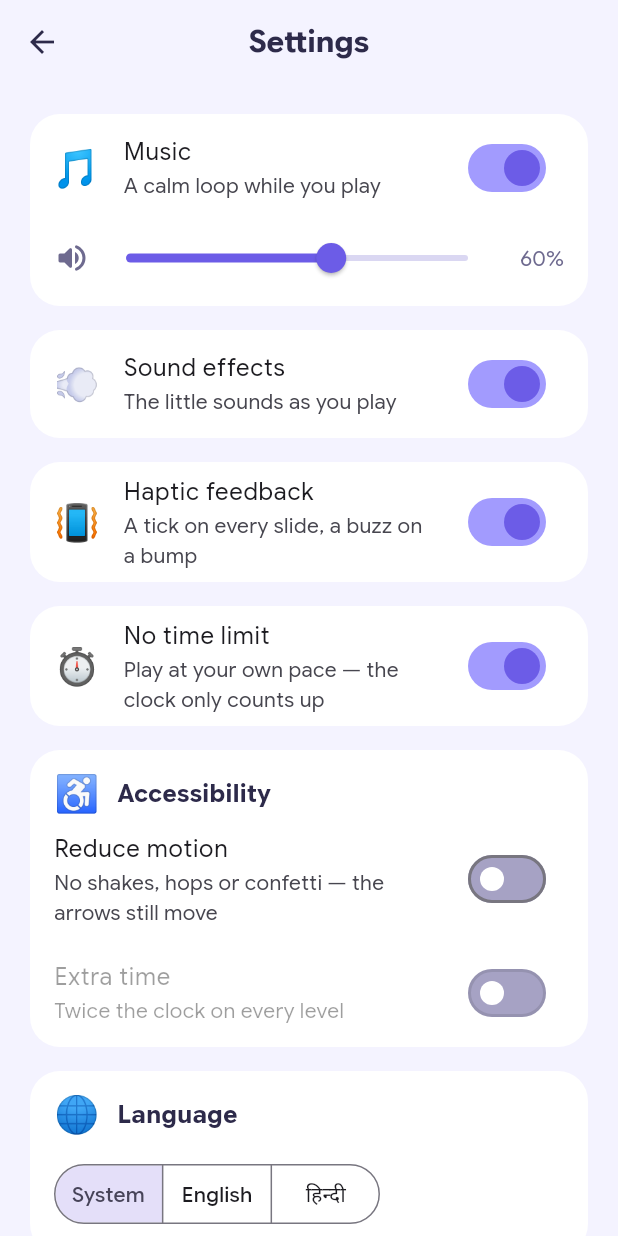
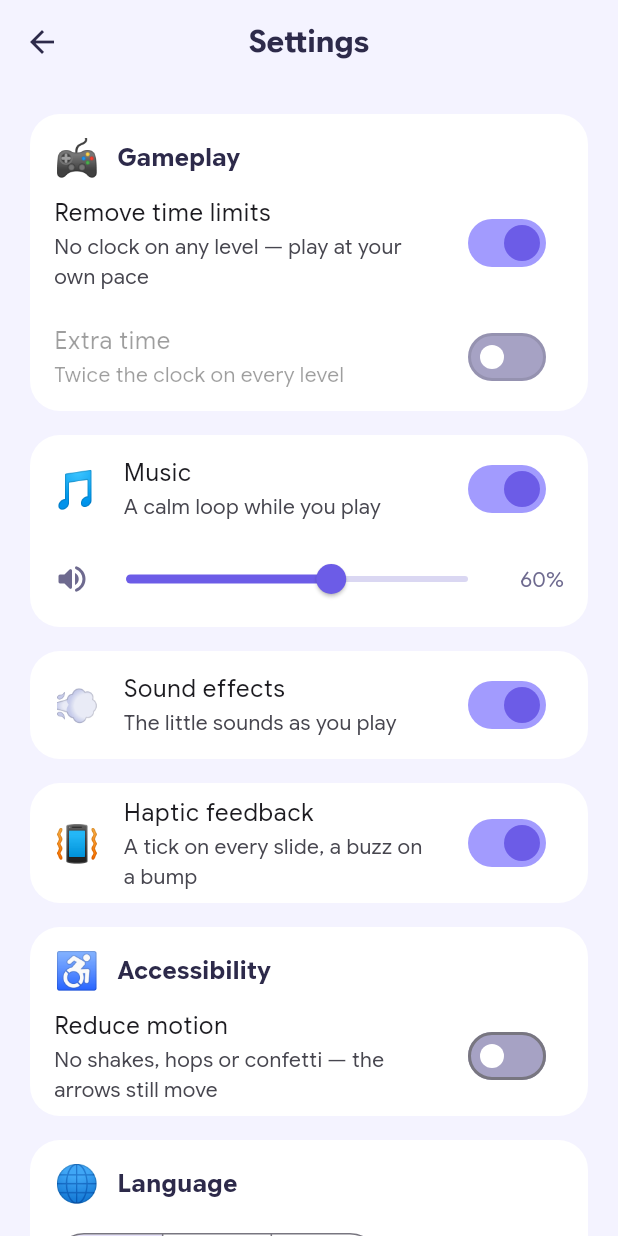
Before and after one commit to abhiabhi94/arrow-game, a Flutter app: the HomeScreen screen opened directly, after a tap on the "settings" icon, on a phone screen of 412 x 824 dp. Run offline on Flutter 3.47's test engine with Material 3 defaults, Android fonts, the phone set to English and light mode, and no system bars; our stand-ins replace audioplayers, confetti, flutter_animate, flutter_riverpod, shared_preferences; accounts and stored records are empty.

Commit message:
Remove time limits: no clock at all, in a Gameplay card of its own
Follow-up to review: with time limits removed a level has no timer at
all (no count-up stopwatch), and with them on the clock counts down to
zero as before.

- the HUD drops the TimerBar entirely on an untimed level; the pause,
  "Welcome back" and home Continue texts no longer mention a clock
- the setting is now "Remove time limits", on a new Gameplay card at the
  top of Settings, apart from sound and looks; Extra time moves there
  beside it (still disabled while there is no clock)
- _CardHeading shared by the Gameplay and Accessibility cards

Co-Authored-By: Claude Opus 5.5 <noreply@anthropic.com>
Claude-Session: https://claude.ai/code/session_0127RjqoTHmMHVArMkjdfWDW

```diff
--- a/lib/l10n/app_en.arb
+++ b/lib/l10n/app_en.arb
@@ -678,15 +678,31 @@
   "settingsReduceMotionSubtitle": "No shakes, hops or confetti — the arrows still move",
   "settingsExtraTime": "Extra time",
   "settingsExtraTimeSubtitle": "Twice the clock on every level",
-  "hudTimePlayed": "{time} played, no time limit",
-  "@hudTimePlayed": {
+  "onboardRuleNoClock": "No clock — take all the time you like (Settings can add one)",
+  "settingsGameplay": "Gameplay",
+  "settingsRemoveTimeLimits": "Remove time limits",
+  "settingsRemoveTimeLimitsSubtitle": "No clock on any level — play at your own pace",
+  "homeResumeProgressUntimed": "{out} of {total} arrows out",
+  "@homeResumeProgressUntimed": {
     "placeholders": {
-      "time": {
-        "type": "String"
+      "out": {
+        "type": "int"
+      },
+      "total": {
+        "type": "int"
       }
     }
   },
-  "settingsNoTimeLimit": "No time limit",
-  "settingsNoTimeLimitSubtitle": "Play at your own pace — the clock only counts up",
-  "onboardRuleNoClock": "No clock — take all the time you like (Settings can add one)"
+  "resumeBodyUntimed": "You left this level with {out} of {total} arrows out.",
+  "@resumeBodyUntimed": {
+    "placeholders": {
+      "out": {
+        "type": "int"
+      },
+      "total": {
+        "type": "int"
+      }
+    }
+  },
+  "gamePausedBodyUntimed": "Take a breath. The board will wait."
 }
--- a/lib/l10n/app_localizations.dart
+++ b/lib/l10n/app_localizations.dart
@@ -2012,29 +2012,47 @@ abstract class AppLocalizations {
   /// **'Twice the clock on every level'**
   String get settingsExtraTimeSubtitle;
 
-  /// No description provided for @hudTimePlayed.
-  ///
-  /// In en, this message translates to:
-  /// **'{time} played, no time limit'**
-  String hudTimePlayed(String time);
-
-  /// No description provided for @settingsNoTimeLimit.
-  ///
-  /// In en, this message translates to:
-  /// **'No time limit'**
-  String get settingsNoTimeLimit;
-
-  /// No description provided for @settingsNoTimeLimitSubtitle.
-  ///
-  /// In en, this message translates to:
-  /// **'Play at your own pace — the clock only counts up'**
-  String get settingsNoTimeLimitSubtitle;
-
   /// No description provided for @onboardRuleNoClock.
   ///
   /// In en, this message translates to:
   /// **'No clock — take all the time you like (Settings can add one)'**
   String get onboardRuleNoClock;
+
+  /// No description provided for @settingsGameplay.
+  ///
+  /// In en, this message translates to:
+  /// **'Gameplay'**
+  String get settingsGameplay;
+
+  /// No description provided for @settingsRemoveTimeLimits.
+  ///
+  /// In en, this message translates to:
+  /// **'Remove time limits'**
+  String get settingsRemoveTimeLimits;
+
+  /// No description provided for @settingsRemoveTimeLimitsSubtitle.
+  ///
+  /// In en, this message translates to:
+  /// **'No clock on any level — play at your own pace'**
+  String get settingsRemoveTimeLimitsSubtitle;
+
+  /// No description provided for @homeResumeProgressUntimed.
+  ///
+  /// In en, this message translates to:
+  /// **'{out} of {total} arrows out'**
+  String homeResumeProgressUntimed(int out, int total);
+
+  /// No description provided for @resumeBodyUntimed.
+  ///
+  /// In en, this message translates to:
+  /// **'You left this level with {out} of {total} arrows out.'**
+  String resumeBodyUntimed(int out, int total);
+
+  /// No description provided for @gamePausedBodyUntimed.
+  ///
+  /// In en, this message translates to:
+  /// **'Take a breath. The board will wait.'**
+  String get gamePausedBodyUntimed;
 }
 
 class _AppLocalizationsDelegate
--- a/lib/l10n/app_localizations_en.dart
+++ b/lib/l10n/app_localizations_en.dart
@@ -1110,18 +1110,29 @@ class AppLocalizationsEn extends AppLocalizations {
   String get settingsExtraTimeSubtitle => 'Twice the clock on every level';
 
   @override
-  String hudTimePlayed(String time) {
-    return '$time played, no time limit';
+  String get onboardRuleNoClock =>
+      'No clock — take all the time you like (Settings can add one)';
+
+  @override
+  String get settingsGameplay => 'Gameplay';
+
+  @override
+  String get settingsRemoveTimeLimits => 'Remove time limits';
+
+  @override
+  String get settingsRemoveTimeLimitsSubtitle =>
+      'No clock on any level — play at your own pace';
+
+  @override
+  String homeResumeProgressUntimed(int out, int total) {
+    return '$out of $total arrows out';
   }
 
   @override
-  String get settingsNoTimeLimit => 'No time limit';
+  String resumeBodyUntimed(int out, int total) {
+    return 'You left this level with $out of $total arrows out.';
+  }
 
   @override
-  String get settingsNoTimeLimitSubtitle =>
-      'Play at your own pace — the clock only counts up';
-
-  @override
-  String get onboardRuleNoClock =>
-      'No clock — take all the time you like (Settings can add one)';
+  String get gamePausedBodyUntimed => 'Take a breath. The board will wait.';
 }
--- a/lib/screens/home_screen.dart
+++ b/lib/screens/home_screen.dart
@@ -15,6 +15,7 @@ import '../models/level_spec.dart';
 import '../providers/daily_provider.dart';
 import '../providers/progress_provider.dart';
 import '../providers/saved_game_provider.dart';
+import '../providers/settings_provider.dart';
 import '../ui/colors.dart';
 import '../ui/layout.dart';
 import '../ui/motion.dart';
@@ -46,6 +47,8 @@ class HomeScreen extends ConsumerWidget {
     // A daily board left mid-way is the daily card's to offer.
     final saved = ref.watch(savedGameProvider);
     final savedLevel = saved != null && saved.level != LevelSpec.dailyLevel ? saved : null;
+    // With time limits removed a level has no clock to report.
+    final untimed = ref.watch(settingsProvider.select((s) => s.noTimeLimit));
     final heroLevel = savedLevel?.level ?? nextLevel;
     final daily = ref.watch(dailyProvider);
     final dailyNotifier = ref.read(dailyProvider.notifier)..refresh();
@@ -94,11 +97,16 @@ class HomeScreen extends ConsumerWidget {
                           allCleared: allCleared,
                           resume: savedLevel == null
                               ? null
-                              : l10n.homeResumeProgress(
-                                  savedLevel.arrowsOut,
-                                  specForLevel(savedLevel.level).arrows,
-                                  formatDurationMs(savedLevel.elapsedMs),
-                                ),
+                              : untimed
+                                  ? l10n.homeResumeProgressUntimed(
+                                      savedLevel.arrowsOut,
+                                      specForLevel(savedLevel.level).arrows,
+                                    )
+                                  : l10n.homeResumeProgress(
+                                      savedLevel.arrowsOut,
+                                      specForLevel(savedLevel.level).arrows,
+                                      formatDurationMs(savedLevel.elapsedMs),
+                                    ),
                           onPlay: () => Navigator.of(context).push(
                             MaterialPageRoute<void>(
                               builder: (_) => GameScreen(level: heroLevel),
--- a/lib/screens/onboarding_screen.dart
+++ b/lib/screens/onboarding_screen.dart
@@ -356,7 +356,7 @@ class _SummaryStep extends StatelessWidget {
 
   final bool calm;
 
-  /// "No time limit" is on, so the clock rule says there is none.
+  /// "Remove time limits" is on, so the clock rule says there is none.
   final bool untimed;
 
   @override
--- a/lib/screens/settings_screen.dart
+++ b/lib/screens/settings_screen.dart
@@ -71,6 +71,28 @@ class SettingsScreen extends ConsumerWidget {
               contentGutter(constraints.maxWidth) +
               MediaQuery.paddingOf(context),
           children: [
+            // How the game plays, apart from how it sounds and looks.
+            _SettingCard(
+              child: Column(
+                children: [
+                  _CardHeading(emoji: '🎮', title: l10n.settingsGameplay),
+                  SwitchListTile(
+                    value: settings.noTimeLimit,
+                    onChanged: notifier.setNoTimeLimit,
+                    title: Text(l10n.settingsRemoveTimeLimits),
+                    subtitle: Text(l10n.settingsRemoveTimeLimitsSubtitle),
+                  ),
+                  SwitchListTile(
+                    value: settings.extraTime,
+                    // Nothing to stretch while there is no clock.
+                    onChanged: settings.noTimeLimit ? null : notifier.setExtraTime,
+                    title: Text(l10n.settingsExtraTime),
+                    subtitle: Text(l10n.settingsExtraTimeSubtitle),
+                  ),
+                ],
+              ),
+            ),
+            const SizedBox(height: 16),
             _SettingCard(
               child: Column(
                 children: [
@@ -142,46 +164,14 @@ class SettingsScreen extends ConsumerWidget {
             ),
             const SizedBox(height: 16),
             _SettingCard(
-              child: SwitchListTile(
-                value: settings.noTimeLimit,
-                onChanged: notifier.setNoTimeLimit,
-                secondary: const _Emoji('⏱️'),
-                title: Text(l10n.settingsNoTimeLimit),
-                subtitle: Text(l10n.settingsNoTimeLimitSubtitle),
-              ),
-            ),
-            const SizedBox(height: 16),
-            _SettingCard(
               child: Column(
                 children: [
-                  Padding(
-                    padding: const EdgeInsets.fromLTRB(16, 12, 16, 0),
-                    child: Row(
-                      children: [
-                        const _Emoji('♿'),
-                        const SizedBox(width: 12),
-                        Semantics(
-                          header: true,
-                          child: Text(
-                            l10n.settingsAccessibility,
-                            style: const TextStyle(fontWeight: FontWeight.w700, fontSize: 16),
-                          ),
-                        ),
-                      ],
-                    ),
-                  ),
+                  _CardHeading(emoji: '♿', title: l10n.settingsAccessibility),
                   SwitchListTile(
                     value: settings.reduceMotion,
                     onChanged: notifier.setReduceMotion,
                     title: Text(l10n.settingsReduceMotion),
                     subtitle: Text(l10n.settingsReduceMotionSubtitle),
-                  ),
-                  SwitchListTile(
-                    value: settings.extraTime,
-                    // Nothing to stretch while there is no clock.
-                    onChanged: settings.noTimeLimit ? null : notifier.setExtraTime,
-                    title: Text(l10n.settingsExtraTime),
-                    subtitle: Text(l10n.settingsExtraTimeSubtitle),
                   ),
                 ],
               ),
@@ -317,6 +307,32 @@ class _Emoji extends StatelessWidget {
       ExcludeSemantics(child: Text(emoji, style: const TextStyle(fontSize: 24)));
 }
 
+/// The emoji and spoken heading at the top of a card that groups switches.
+class _CardHeading extends StatelessWidget {
+  const _CardHeading({required this.emoji, required this.title});
+
+  final String emoji;
+  final String title;
+
+  @override
+  Widget build(BuildContext context) => Padding(
+        padding: const EdgeInsets.fromLTRB(16, 12, 16, 0),
+        child: Row(
+          children: [
+            _Emoji(emoji),
+            const SizedBox(width: 12),
+            Semantics(
+              header: true,
+              child: Text(
+                title,
+                style: const TextStyle(fontWeight: FontWeight.w700, fontSize: 16),
+              ),
+            ),
+          ],
+        ),
+      );
+}
+
 class _SettingCard extends StatelessWidget {
   const _SettingCard({required this.child});
   final Widget child;
```
Also changed, not shown: lib/l10n/app_hi.arb (+7 -4 lines), lib/l10n/app_localizations_hi.dart (+20 -9 lines), lib/models/settings.dart (+5 -4 lines), lib/screens/game_screen.dart (+10 -5 lines), lib/widgets/timer_bar.dart (+3 -16 lines), 5 other files.
